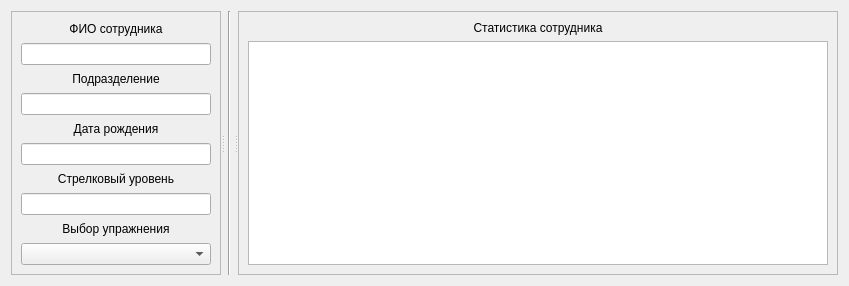
First picture: the form in user_profile_ui.ui, repository alekskositsyn/StatStrel, before the edit.
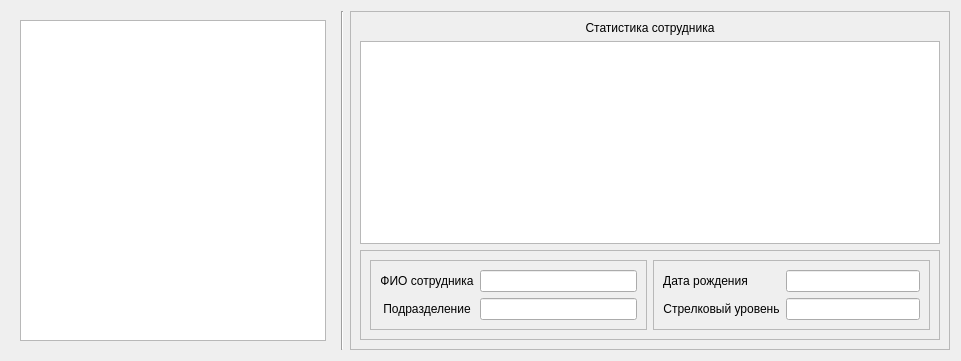
Second picture: the form after the edit. Custom widgets are drawn as their Qt base class.

Commit message: update packages, remove degree and add table at user_profile_ui.py

Diff of the .ui file:
```diff
--- a/user_profile_ui.ui
+++ b/user_profile_ui.ui
@@ -6,26 +6,42 @@
    <rect>
     <x>0</x>
     <y>0</y>
-    <width>849</width>
-    <height>286</height>
+    <width>961</width>
+    <height>361</height>
    </rect>
   </property>
   <property name="windowTitle">
    <string>Dialog</string>
   </property>
-  <layout class="QGridLayout" name="gridLayout_2">
-   <item row="0" column="0">
-    <widget class="QSplitter" name="splitter">
-     <property name="orientation">
-      <enum>Qt::Horizontal</enum>
-     </property>
+  <layout class="QHBoxLayout" name="horizontalLayout_3">
+   <item>
      <widget class="QWidget" name="left_widget" native="true">
-      <layout class="QHBoxLayout" name="horizontalLayout">
+     <layout class="QHBoxLayout" name="horizontalLayout_2">
        <item>
-        <widget class="QFrame" name="frame">
+       <widget class="QTableView" name="tableView">
          <property name="minimumSize">
           <size>
            <width>210</width>
+          <height>320</height>
+         </size>
+        </property>
+       </widget>
+      </item>
+     </layout>
+    </widget>
+   </item>
+   <item>
+    <widget class="Line" name="line">
+     <property name="orientation">
+      <enum>Qt::Vertical</enum>
+     </property>
+    </widget>
+   </item>
+   <item>
+    <widget class="QFrame" name="frame_2">
+     <property name="minimumSize">
+      <size>
+       <width>600</width>
            <height>250</height>
           </size>
          </property>
@@ -37,6 +53,48 @@
          </property>
          <layout class="QVBoxLayout" name="verticalLayout">
           <item>
+       <widget class="QLabel" name="lblName_5">
+        <property name="font">
+         <font>
+          <strikeout>false</strikeout>
+         </font>
+        </property>
+        <property name="text">
+         <string>Статистика сотрудника</string>
+        </property>
+        <property name="alignment">
+         <set>Qt::AlignCenter</set>
+        </property>
+       </widget>
+      </item>
+      <item>
+       <widget class="QChartView" name="userChartView"/>
+      </item>
+      <item>
+       <widget class="QFrame" name="frame">
+        <property name="minimumSize">
+         <size>
+          <width>551</width>
+          <height>88</height>
+         </size>
+        </property>
+        <property name="frameShape">
+         <enum>QFrame::StyledPanel</enum>
+        </property>
+        <property name="frameShadow">
+         <enum>QFrame::Raised</enum>
+        </property>
+        <layout class="QHBoxLayout" name="horizontalLayout">
+         <item>
+          <widget class="QFrame" name="frame_3">
+           <property name="frameShape">
+            <enum>QFrame::StyledPanel</enum>
+           </property>
+           <property name="frameShadow">
+            <enum>QFrame::Raised</enum>
+           </property>
+           <layout class="QGridLayout" name="gridLayout_2">
+            <item row="0" column="0">
            <widget class="QLabel" name="lblName">
             <property name="font">
              <font>
@@ -51,10 +109,10 @@
             </property>
            </widget>
           </item>
-          <item>
+            <item row="0" column="1">
            <widget class="QLineEdit" name="txtName"/>
           </item>
-          <item>
+            <item row="1" column="0">
            <widget class="QLabel" name="lblName_2">
             <property name="font">
              <font>
@@ -69,10 +127,22 @@
             </property>
            </widget>
           </item>
-          <item>
+            <item row="1" column="1">
            <widget class="QLineEdit" name="txtDivision"/>
           </item>
+           </layout>
+          </widget>
+         </item>
           <item>
+          <widget class="QFrame" name="frame_4">
+           <property name="frameShape">
+            <enum>QFrame::StyledPanel</enum>
+           </property>
+           <property name="frameShadow">
+            <enum>QFrame::Raised</enum>
+           </property>
+           <layout class="QGridLayout" name="gridLayout_3">
+            <item row="0" column="0">
            <widget class="QLabel" name="lblName_3">
             <property name="font">
              <font>
@@ -87,10 +157,7 @@
             </property>
            </widget>
           </item>
-          <item>
-           <widget class="QLineEdit" name="txtBDate"/>
-          </item>
-          <item>
+            <item row="1" column="0" colspan="2">
            <widget class="QLabel" name="lblName_4">
             <property name="font">
              <font>
@@ -105,71 +172,19 @@
             </property>
            </widget>
           </item>
-          <item>
+            <item row="1" column="2">
            <widget class="QLineEdit" name="txtDegree"/>
           </item>
-          <item>
-           <widget class="QLabel" name="lblName_6">
-            <property name="font">
-             <font>
-              <strikeout>false</strikeout>
-             </font>
-            </property>
-            <property name="text">
-             <string>Выбор упражнения</string>
-            </property>
-            <property name="alignment">
-             <set>Qt::AlignCenter</set>
-            </property>
-           </widget>
-          </item>
-          <item>
-           <widget class="QComboBox" name="cmbTasks"/>
-          </item>
+            <item row="0" column="2">
+             <widget class="QLineEdit" name="txtBDate"/>
+            </item>
          </layout>
         </widget>
        </item>
       </layout>
      </widget>
-     <widget class="Line" name="line">
-      <property name="orientation">
-       <enum>Qt::Vertical</enum>
-      </property>
-     </widget>
-     <widget class="QFrame" name="frame_2">
-      <property name="minimumSize">
-       <size>
-        <width>600</width>
-        <height>250</height>
-       </size>
-      </property>
-      <property name="frameShape">
-       <enum>QFrame::StyledPanel</enum>
-      </property>
-      <property name="frameShadow">
-       <enum>QFrame::Raised</enum>
-      </property>
-      <layout class="QGridLayout" name="gridLayout">
-       <item row="1" column="0">
-        <widget class="QChartView" name="userChartView"/>
-       </item>
-       <item row="0" column="0">
-        <widget class="QLabel" name="lblName_5">
-         <property name="font">
-          <font>
-           <strikeout>false</strikeout>
-          </font>
-         </property>
-         <property name="text">
-          <string>Статистика сотрудника</string>
-         </property>
-         <property name="alignment">
-          <set>Qt::AlignCenter</set>
-         </property>
-        </widget>
-       </item>
-      </layout>
-     </widget>
+      </item>
+     </layout>
     </widget>
    </item>
   </layout>
```
Left out of the diff: 2 changed lines with no effect on the pictures. Lines whose indentation alone changed are shown as unchanged. The commit also changes 6 other files.
